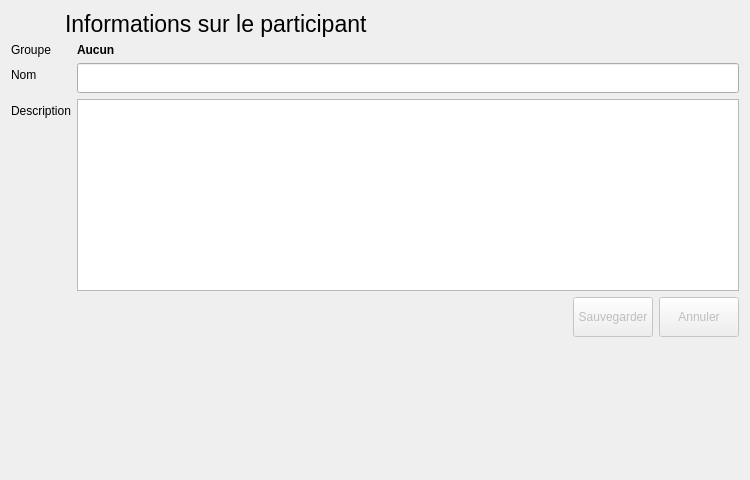
Above: python/resources/ui/ParticipantWidget.ui from introlab/OpenIMU before the change. Below: the same form after it.
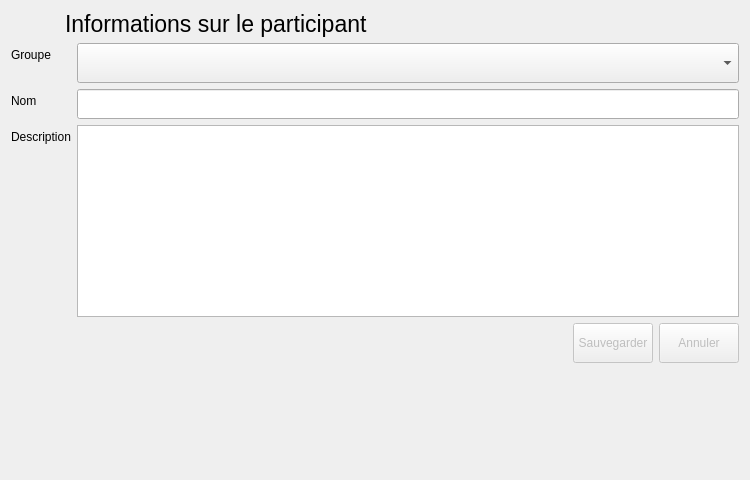
That is the form after the change. Icons and pictures are not drawn.

Commit message: Participant adding, editing and deleting added. TODO: Deleting a group doesnt seem to cascade deletes to participants...

Diff of the .ui file:
```diff
--- a/python/resources/ui/ParticipantWidget.ui
+++ b/python/resources/ui/ParticipantWidget.ui
@@ -202,15 +202,18 @@
       </widget>
      </item>
      <item row="0" column="1">
-      <widget class="QLabel" name="lblGroupValue">
-       <property name="font">
-        <font>
-         <weight>75</weight>
-         <bold>true</bold>
-        </font>
+      <widget class="QComboBox" name="cmbGroups">
+       <property name="sizePolicy">
+        <sizepolicy hsizetype="MinimumExpanding" vsizetype="Expanding">
+         <horstretch>0</horstretch>
+         <verstretch>0</verstretch>
+        </sizepolicy>
        </property>
-       <property name="text">
-        <string>Aucun</string>
+       <property name="minimumSize">
+        <size>
+         <width>0</width>
+         <height>40</height>
+        </size>
        </property>
       </widget>
      </item>
```
The commit also changes 6 other files.
